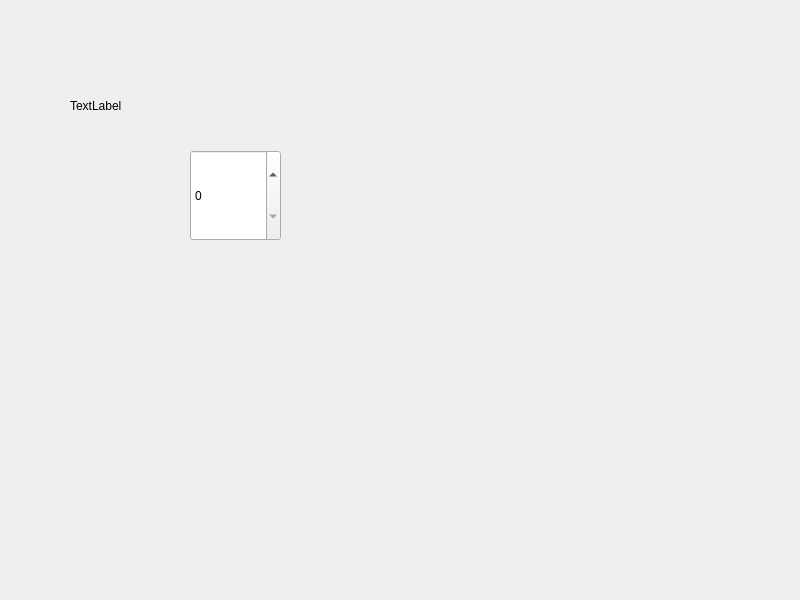
Above: mainwindow.ui from trumpetkern27/Weather before the change. Below: the same form after it.
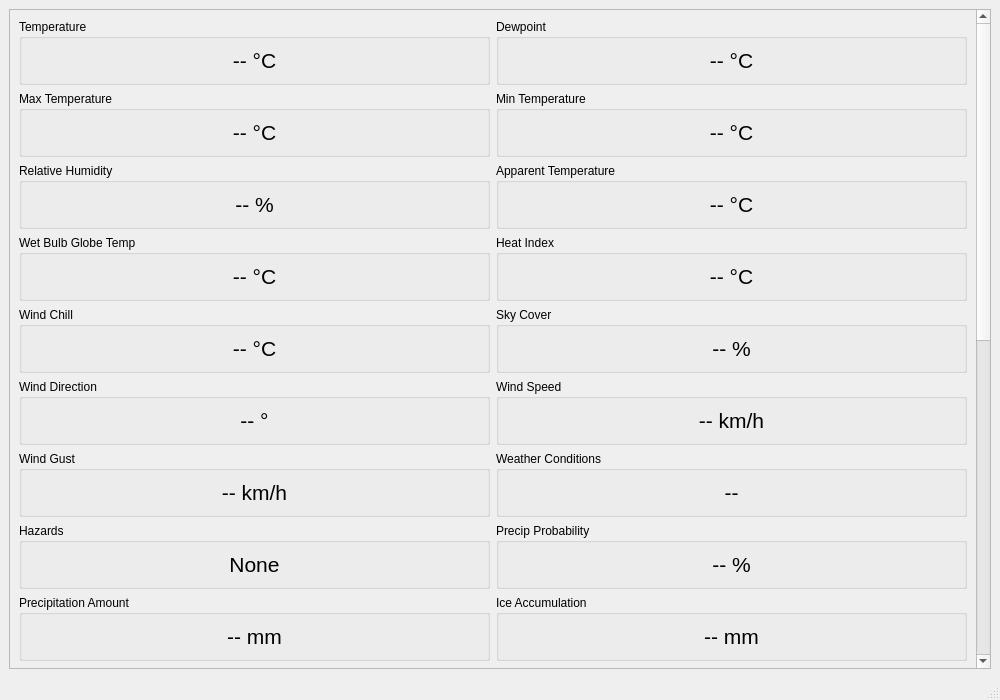
That is the form after the change.

Commit message: main window added, settings window added

```diff
--- a/mainwindow.ui
+++ b/mainwindow.ui
@@ -6,38 +6,880 @@
    <rect>
     <x>0</x>
     <y>0</y>
-    <width>800</width>
-    <height>600</height>
+    <width>1000</width>
+    <height>700</height>
    </rect>
   </property>
   <property name="windowTitle">
    <string>MainWindow</string>
   </property>
   <widget class="QWidget" name="centralwidget">
-   <widget class="QLabel" name="label">
-    <property name="geometry">
-     <rect>
-      <x>70</x>
-      <y>90</y>
-      <width>101</width>
-      <height>31</height>
-     </rect>
-    </property>
-    <property name="text">
-     <string>TextLabel</string>
-    </property>
-   </widget>
-   <widget class="QSpinBox" name="spinBox">
-    <property name="geometry">
-     <rect>
-      <x>190</x>
-      <y>150</y>
-      <width>91</width>
-      <height>91</height>
-     </rect>
-    </property>
-   </widget>
+   <layout class="QVBoxLayout" name="mainVerticalLayout">
+    <item>
+     <widget class="QScrollArea" name="scrollArea">
+      <property name="enabled">
+       <bool>true</bool>
+      </property>
+      <property name="widgetResizable">
+       <bool>true</bool>
+      </property>
+      <widget class="QWidget" name="scrollAreaWidgetContents">
+       <property name="geometry">
+        <rect>
+         <x>0</x>
+         <y>0</y>
+         <width>966</width>
+         <height>1398</height>
+        </rect>
+       </property>
+       <layout class="QGridLayout" name="gridLayout">
+        <item row="0" column="0">
+         <widget class="QGroupBox" name="groupBoxTemperature">
+          <property name="title">
+           <string>Temperature</string>
+          </property>
+          <layout class="QVBoxLayout" name="layoutTemperature">
+           <item>
+            <widget class="QLabel" name="labelTemperature">
+             <property name="font">
+              <font>
+               <pointsize>16</pointsize>
+              </font>
+             </property>
+             <property name="text">
+              <string>-- °C</string>
+             </property>
+             <property name="alignment">
+              <set>Qt::AlignmentFlag::AlignCenter</set>
+             </property>
+            </widget>
+           </item>
+          </layout>
+         </widget>
+        </item>
+        <item row="0" column="1">
+         <widget class="QGroupBox" name="groupBoxDewpoint">
+          <property name="title">
+           <string>Dewpoint</string>
+          </property>
+          <layout class="QVBoxLayout" name="layoutDewpoint">
+           <item>
+            <widget class="QLabel" name="labelDewpoint">
+             <property name="font">
+              <font>
+               <pointsize>16</pointsize>
+              </font>
+             </property>
+             <property name="text">
+              <string>-- °C</string>
+             </property>
+             <property name="alignment">
+              <set>Qt::AlignmentFlag::AlignCenter</set>
+             </property>
+            </widget>
+           </item>
+          </layout>
+         </widget>
+        </item>
+        <item row="1" column="0">
+         <widget class="QGroupBox" name="groupBoxMaxTemperature">
+          <property name="title">
+           <string>Max Temperature</string>
+          </property>
+          <layout class="QVBoxLayout" name="layoutMaxTemperature">
+           <item>
+            <widget class="QLabel" name="labelMaxTemperature">
+             <property name="font">
+              <font>
+               <pointsize>16</pointsize>
+              </font>
+             </property>
+             <property name="text">
+              <string>-- °C</string>
+             </property>
+             <property name="alignment">
+              <set>Qt::AlignmentFlag::AlignCenter</set>
+             </property>
+            </widget>
+           </item>
+          </layout>
+         </widget>
+        </item>
+        <item row="1" column="1">
+         <widget class="QGroupBox" name="groupBoxMinTemperature">
+          <property name="title">
+           <string>Min Temperature</string>
+          </property>
+          <layout class="QVBoxLayout" name="layoutMinTemperature">
+           <item>
+            <widget class="QLabel" name="labelMinTemperature">
+             <property name="font">
+              <font>
+               <pointsize>16</pointsize>
+              </font>
+             </property>
+             <property name="text">
+              <string>-- °C</string>
+             </property>
+             <property name="alignment">
+              <set>Qt::AlignmentFlag::AlignCenter</set>
+             </property>
+            </widget>
+           </item>
+          </layout>
+         </widget>
+        </item>
+        <item row="2" column="0">
+         <widget class="QGroupBox" name="groupBoxRelativeHumidity">
+          <property name="title">
+           <string>Relative Humidity</string>
+          </property>
+          <layout class="QVBoxLayout" name="layoutRelativeHumidity">
+           <item>
+            <widget class="QLabel" name="labelRelativeHumidity">
+             <property name="font">
+              <font>
+               <pointsize>16</pointsize>
+              </font>
+             </property>
+             <property name="text">
+              <string>-- %</string>
+             </property>
+             <property name="alignment">
+              <set>Qt::AlignmentFlag::AlignCenter</set>
+             </property>
+            </widget>
+           </item>
+          </layout>
+         </widget>
+        </item>
+        <item row="2" column="1">
+         <widget class="QGroupBox" name="groupBoxApparentTemperature">
+          <property name="title">
+           <string>Apparent Temperature</string>
+          </property>
+          <layout class="QVBoxLayout" name="layoutApparentTemperature">
+           <item>
+            <widget class="QLabel" name="labelApparentTemperature">
+             <property name="font">
+              <font>
+               <pointsize>16</pointsize>
+              </font>
+             </property>
+             <property name="text">
+              <string>-- °C</string>
+             </property>
+             <property name="alignment">
+              <set>Qt::AlignmentFlag::AlignCenter</set>
+             </property>
+            </widget>
+           </item>
+          </layout>
+         </widget>
+        </item>
+        <item row="3" column="0">
+         <widget class="QGroupBox" name="groupBoxWetBulbGlobeTemperature">
+          <property name="title">
+           <string>Wet Bulb Globe Temp</string>
+          </property>
+          <layout class="QVBoxLayout" name="layoutWetBulbGlobeTemperature">
+           <item>
+            <widget class="QLabel" name="labelWetBulbGlobeTemperature">
+             <property name="font">
+              <font>
+               <pointsize>16</pointsize>
+              </font>
+             </property>
+             <property name="text">
+              <string>-- °C</string>
+             </property>
+             <property name="alignment">
+              <set>Qt::AlignmentFlag::AlignCenter</set>
+             </property>
+            </widget>
+           </item>
+          </layout>
+         </widget>
+        </item>
+        <item row="3" column="1">
+         <widget class="QGroupBox" name="groupBoxHeatIndex">
+          <property name="title">
+           <string>Heat Index</string>
+          </property>
+          <layout class="QVBoxLayout" name="layoutHeatIndex">
+           <item>
+            <widget class="QLabel" name="labelHeatIndex">
+             <property name="font">
+              <font>
+               <pointsize>16</pointsize>
+              </font>
+             </property>
+             <property name="text">
+              <string>-- °C</string>
+             </property>
+             <property name="alignment">
+              <set>Qt::AlignmentFlag::AlignCenter</set>
+             </property>
+            </widget>
+           </item>
+          </layout>
+         </widget>
+        </item>
+        <item row="4" column="0">
+         <widget class="QGroupBox" name="groupBoxWindChill">
+          <property name="title">
+           <string>Wind Chill</string>
+          </property>
+          <layout class="QVBoxLayout" name="layoutWindChill">
+           <item>
+            <widget class="QLabel" name="labelWindChill">
+             <property name="font">
+              <font>
+               <pointsize>16</pointsize>
+              </font>
+             </property>
+             <property name="text">
+              <string>-- °C</string>
+             </property>
+             <property name="alignment">
+              <set>Qt::AlignmentFlag::AlignCenter</set>
+             </property>
+            </widget>
+           </item>
+          </layout>
+         </widget>
+        </item>
+        <item row="4" column="1">
+         <widget class="QGroupBox" name="groupBoxSkyCover">
+          <property name="title">
+           <string>Sky Cover</string>
+          </property>
+          <layout class="QVBoxLayout" name="layoutSkyCover">
+           <item>
+            <widget class="QLabel" name="labelSkyCover">
+             <property name="font">
+              <font>
+               <pointsize>16</pointsize>
+              </font>
+             </property>
+             <property name="text">
+              <string>-- %</string>
+             </property>
+             <property name="alignment">
+              <set>Qt::AlignmentFlag::AlignCenter</set>
+             </property>
+            </widget>
+           </item>
+          </layout>
+         </widget>
+        </item>
+        <item row="5" column="0">
+         <widget class="QGroupBox" name="groupBoxWindDirection">
+          <property name="title">
+           <string>Wind Direction</string>
+          </property>
+          <layout class="QVBoxLayout" name="layoutWindDirection">
+           <item>
+            <widget class="QLabel" name="labelWindDirection">
+             <property name="font">
+              <font>
+               <pointsize>16</pointsize>
+              </font>
+             </property>
+             <property name="text">
+              <string>-- °</string>
+             </property>
+             <property name="alignment">
+              <set>Qt::AlignmentFlag::AlignCenter</set>
+             </property>
+            </widget>
+           </item>
+          </layout>
+         </widget>
+        </item>
+        <item row="5" column="1">
+         <widget class="QGroupBox" name="groupBoxWindSpeed">
+          <property name="title">
+           <string>Wind Speed</string>
+          </property>
+          <layout class="QVBoxLayout" name="layoutWindSpeed">
+           <item>
+            <widget class="QLabel" name="labelWindSpeed">
+             <property name="font">
+              <font>
+               <pointsize>16</pointsize>
+              </font>
+             </property>
+             <property name="text">
+              <string>-- km/h</string>
+             </property>
+             <property name="alignment">
+              <set>Qt::AlignmentFlag::AlignCenter</set>
+             </property>
+            </widget>
+           </item>
+          </layout>
+         </widget>
+        </item>
+        <item row="6" column="0">
+         <widget class="QGroupBox" name="groupBoxWindGust">
+          <property name="title">
+           <string>Wind Gust</string>
+          </property>
+          <layout class="QVBoxLayout" name="layoutWindGust">
+           <item>
+            <widget class="QLabel" name="labelWindGust">
+             <property name="font">
+              <font>
+               <pointsize>16</pointsize>
+              </font>
+             </property>
+             <property name="text">
+              <string>-- km/h</string>
+             </property>
+             <property name="alignment">
+              <set>Qt::AlignmentFlag::AlignCenter</set>
+             </property>
+            </widget>
+           </item>
+          </layout>
+         </widget>
+        </item>
+        <item row="6" column="1">
+         <widget class="QGroupBox" name="groupBoxWeather">
+          <property name="title">
+           <string>Weather Conditions</string>
+          </property>
+          <layout class="QVBoxLayout" name="layoutWeather">
+           <item>
+            <widget class="QLabel" name="labelWeather">
+             <property name="font">
+              <font>
+               <pointsize>16</pointsize>
+              </font>
+             </property>
+             <property name="text">
+              <string>--</string>
+             </property>
+             <property name="alignment">
+              <set>Qt::AlignmentFlag::AlignCenter</set>
+             </property>
+            </widget>
+           </item>
+          </layout>
+         </widget>
+        </item>
+        <item row="7" column="0">
+         <widget class="QGroupBox" name="groupBoxHazards">
+          <property name="title">
+           <string>Hazards</string>
+          </property>
+          <layout class="QVBoxLayout" name="layoutHazards">
+           <item>
+            <widget class="QLabel" name="labelHazards">
+             <property name="font">
+              <font>
+               <pointsize>16</pointsize>
+              </font>
+             </property>
+             <property name="text">
+              <string>None</string>
+             </property>
+             <property name="alignment">
+              <set>Qt::AlignmentFlag::AlignCenter</set>
+             </property>
+            </widget>
+           </item>
+          </layout>
+         </widget>
+        </item>
+        <item row="7" column="1">
+         <widget class="QGroupBox" name="groupBoxProbabilityOfPrecipitation">
+          <property name="title">
+           <string>Precip Probability</string>
+          </property>
+          <layout class="QVBoxLayout" name="layoutProbabilityOfPrecipitation">
+           <item>
+            <widget class="QLabel" name="labelProbabilityOfPrecipitation">
+             <property name="font">
+              <font>
+               <pointsize>16</pointsize>
+              </font>
+             </property>
+             <property name="text">
+              <string>-- %</string>
+             </property>
+             <property name="alignment">
+              <set>Qt::AlignmentFlag::AlignCenter</set>
+             </property>
+            </widget>
+           </item>
+          </layout>
+         </widget>
+        </item>
+        <item row="8" column="0">
+         <widget class="QGroupBox" name="groupBoxQuantitativePrecipitation">
+          <property name="title">
+           <string>Precipitation Amount</string>
+          </property>
+          <layout class="QVBoxLayout" name="layoutQuantitativePrecipitation">
+           <item>
+            <widget class="QLabel" name="labelQuantitativePrecipitation">
+             <property name="font">
+              <font>
+               <pointsize>16</pointsize>
+              </font>
+             </property>
+             <property name="text">
+              <string>-- mm</string>
+             </property>
+             <property name="alignment">
+              <set>Qt::AlignmentFlag::AlignCenter</set>
+             </property>
+            </widget>
+           </item>
+          </layout>
+         </widget>
+        </item>
+        <item row="8" column="1">
+         <widget class="QGroupBox" name="groupBoxIceAccumulation">
+          <property name="title">
+           <string>Ice Accumulation</string>
+          </property>
+          <layout class="QVBoxLayout" name="layoutIceAccumulation">
+           <item>
+            <widget class="QLabel" name="labelIceAccumulation">
+             <property name="font">
+              <font>
+               <pointsize>16</pointsize>
+              </font>
+             </property>
+             <property name="text">
+              <string>-- mm</string>
+             </property>
+             <property name="alignment">
+              <set>Qt::AlignmentFlag::AlignCenter</set>
+             </property>
+            </widget>
+           </item>
+          </layout>
+         </widget>
+        </item>
+        <item row="9" column="0">
+         <widget class="QGroupBox" name="groupBoxSnowfallAmount">
+          <property name="title">
+           <string>Snowfall Amount</string>
+          </property>
+          <layout class="QVBoxLayout" name="layoutSnowfallAmount">
+           <item>
+            <widget class="QLabel" name="labelSnowfallAmount">
+             <property name="font">
+              <font>
+               <pointsize>16</pointsize>
+              </font>
+             </property>
+             <property name="text">
+              <string>-- mm</string>
+             </property>
+             <property name="alignment">
+              <set>Qt::AlignmentFlag::AlignCenter</set>
+             </property>
+            </widget>
+           </item>
+          </layout>
+         </widget>
+        </item>
+        <item row="9" column="1">
+         <widget class="QGroupBox" name="groupBoxSnowLevel">
+          <property name="title">
+           <string>Snow Level</string>
+          </property>
+          <layout class="QVBoxLayout" name="layoutSnowLevel">
+           <item>
+            <widget class="QLabel" name="labelSnowLevel">
+             <property name="font">
+              <font>
+               <pointsize>16</pointsize>
+              </font>
+             </property>
+             <property name="text">
+              <string>-- m</string>
+             </property>
+             <property name="alignment">
+              <set>Qt::AlignmentFlag::AlignCenter</set>
+             </property>
+            </widget>
+           </item>
+          </layout>
+         </widget>
+        </item>
+        <item row="10" column="0">
+         <widget class="QGroupBox" name="groupBoxCeilingHeight">
+          <property name="title">
+           <string>Ceiling Height</string>
+          </property>
+          <layout class="QVBoxLayout" name="layoutCeilingHeight">
+           <item>
+            <widget class="QLabel" name="labelCeilingHeight">
+             <property name="font">
+              <font>
+               <pointsize>16</pointsize>
+              </font>
+             </property>
+             <property name="text">
+              <string>-- m</string>
+             </property>
+             <property name="alignment">
+              <set>Qt::AlignmentFlag::AlignCenter</set>
+             </property>
+            </widget>
+           </item>
+          </layout>
+         </widget>
+        </item>
+        <item row="10" column="1">
+         <widget class="QGroupBox" name="groupBoxVisibility">
+          <property name="title">
+           <string>Visibility</string>
+          </property>
+          <layout class="QVBoxLayout" name="layoutVisibility">
+           <item>
+            <widget class="QLabel" name="labelVisibility">
+             <property name="font">
+              <font>
+               <pointsize>16</pointsize>
+              </font>
+             </property>
+             <property name="text">
+              <string>-- m</string>
+             </property>
+             <property name="alignment">
+              <set>Qt::AlignmentFlag::AlignCenter</set>
+             </property>
+            </widget>
+           </item>
+          </layout>
+         </widget>
+        </item>
+        <item row="11" column="0">
+         <widget class="QGroupBox" name="groupBoxTransportWindSpeed">
+          <property name="title">
+           <string>Transport Wind Speed</string>
+          </property>
+          <layout class="QVBoxLayout" name="layoutTransportWindSpeed">
+           <item>
+            <widget class="QLabel" name="labelTransportWindSpeed">
+             <property name="font">
+              <font>
+               <pointsize>16</pointsize>
+              </font>
+             </property>
+             <property name="text">
+              <string>-- km/h</string>
+             </property>
+             <property name="alignment">
+              <set>Qt::AlignmentFlag::AlignCenter</set>
+             </property>
+            </widget>
+           </item>
+          </layout>
+         </widget>
+        </item>
+        <item row="11" column="1">
+         <widget class="QGroupBox" name="groupBoxTransportWindDirection">
+          <property name="title">
+           <string>Transport Wind Direction</string>
+          </property>
+          <layout class="QVBoxLayout" name="layoutTransportWindDirection">
+           <item>
+            <widget class="QLabel" name="labelTransportWindDirection">
+             <property name="font">
+              <font>
+               <pointsize>16</pointsize>
+              </font>
+             </property>
+             <property name="text">
+              <string>-- °</string>
+             </property>
+             <property name="alignment">
+              <set>Qt::AlignmentFlag::AlignCenter</set>
+             </property>
+            </widget>
+           </item>
+          </layout>
+         </widget>
+        </item>
+        <item row="12" column="0">
+         <widget class="QGroupBox" name="groupBoxMixingHeight">
+          <property name="title">
+           <string>Mixing Height</string>
+          </property>
+          <layout class="QVBoxLayout" name="layoutMixingHeight">
+           <item>
+            <widget class="QLabel" name="labelMixingHeight">
+             <property name="font">
+              <font>
+               <pointsize>16</pointsize>
+              </font>
+             </property>
+             <property name="text">
+              <string>-- m</string>
+             </property>
+             <property name="alignment">
+              <set>Qt::AlignmentFlag::AlignCenter</set>
+             </property>
+            </widget>
+           </item>
+          </layout>
+         </widget>
+        </item>
+        <item row="12" column="1">
+         <widget class="QGroupBox" name="groupBoxHainesIndex">
+          <property name="title">
+           <string>Haines Index</string>
+          </property>
+          <layout class="QVBoxLayout" name="layoutHainesIndex">
+           <item>
+            <widget class="QLabel" name="labelHainesIndex">
+             <property name="font">
+              <font>
+               <pointsize>16</pointsize>
+              </font>
+             </property>
+             <property name="text">
+              <string>--</string>
+             </property>
+             <property name="alignment">
+              <set>Qt::AlignmentFlag::AlignCenter</set>
+             </property>
+            </widget>
+           </item>
+          </layout>
+         </widget>
+        </item>
+        <item row="13" column="0">
+         <widget class="QGroupBox" name="groupBoxLightningActivityLevel">
+          <property name="title">
+           <string>Lightning Activity</string>
+          </property>
+          <layout class="QVBoxLayout" name="layoutLightningActivityLevel">
+           <item>
+            <widget class="QLabel" name="labelLightningActivityLevel">
+             <property name="font">
+              <font>
+               <pointsize>16</pointsize>
+              </font>
+             </property>
+             <property name="text">
+              <string>--</string>
+             </property>
+             <property name="alignment">
+              <set>Qt::AlignmentFlag::AlignCenter</set>
+             </property>
+            </widget>
+           </item>
+          </layout>
+         </widget>
+        </item>
+        <item row="13" column="1">
+         <widget class="QGroupBox" name="groupBoxTwentyFootWindSpeed">
+          <property name="title">
+           <string>20-Foot Wind Speed</string>
+          </property>
+          <layout class="QVBoxLayout" name="layoutTwentyFootWindSpeed">
+           <item>
+            <widget class="QLabel" name="labelTwentyFootWindSpeed">
+             <property name="font">
+              <font>
+               <pointsize>16</pointsize>
+              </font>
+             </property>
+             <property name="text">
+              <string>-- km/h</string>
+             </property>
+             <property name="alignment">
+              <set>Qt::AlignmentFlag::AlignCenter</set>
+             </property>
+            </widget>
+           </item>
+          </layout>
+         </widget>
+        </item>
+        <item row="14" column="0">
+         <widget class="QGroupBox" name="groupBoxTwentyFootWindDirection">
+          <property name="title">
+           <string>20-Foot Wind Direction</string>
+          </property>
+          <layout class="QVBoxLayout" name="layoutTwentyFootWindDirection">
+           <item>
+            <widget class="QLabel" name="labelTwentyFootWindDirection">
+             <property name="font">
+              <font>
+               <pointsize>16</pointsize>
+              </font>
+             </property>
+             <property name="text">
+              <string>-- °</string>
+             </property>
+             <property name="alignment">
+              <set>Qt::AlignmentFlag::AlignCenter</set>
+             </property>
+            </widget>
+           </item>
+          </layout>
+         </widget>
+        </item>
+        <item row="14" column="1">
+         <widget class="QGroupBox" name="groupBoxWaveHeight">
+          <property name="title">
+           <string>Wave Height</string>
+          </property>
+          <layout class="QVBoxLayout" name="layoutWaveHeight">
+           <item>
+            <widget class="QLabel" name="labelWaveHeight">
+             <property name="font">
+              <font>
+               <pointsize>16</pointsize>
+              </font>
+             </property>
+             <property name="text">
+              <string>-- m</string>
+             </property>
+             <property name="alignment">
+              <set>Qt::AlignmentFlag::AlignCenter</set>
+             </property>
+            </widget>
+           </item>
+          </layout>
+         </widget>
+        </item>
+        <item row="15" column="0">
+         <widget class="QGroupBox" name="groupBoxWavePeriod">
+          <property name="title">
+           <string>Wave Period</string>
+          </property>
+          <layout class="QVBoxLayout" name="layoutWavePeriod">
+           <item>
+            <widget class="QLabel" name="labelWavePeriod">
+             <property name="font">
+              <font>
+               <pointsize>16</pointsize>
+              </font>
+             </property>
+             <property name="text">
+              <string>-- s</string>
+             </property>
+             <property name="alignment">
+              <set>Qt::AlignmentFlag::AlignCenter</set>
+             </property>
+            </widget>
+           </item>
+          </layout>
+         </widget>
+        </item>
+        <item row="15" column="1">
+         <widget class="QGroupBox" name="groupBoxWaveDirection">
+          <property name="title">
+           <string>Wave Direction</string>
+          </property>
+          <layout class="QVBoxLayout" name="layoutWaveDirection">
+           <item>
+            <widget class="QLabel" name="labelWaveDirection">
+             <property name="font">
+              <font>
+               <pointsize>16</pointsize>
+              </font>
+             </property>
+             <property name="text">
+              <string>-- °</string>
+             </property>
+             <property name="alignment">
+              <set>Qt::AlignmentFlag::AlignCenter</set>
+             </property>
+            </widget>
+           </item>
+          </layout>
+         </widget>
+        </item>
+        <item row="16" column="0">
+         <widget class="QGroupBox" name="groupBoxProbabilityOfThunder">
+          <property name="title">
+           <string>Thunder Probability</string>
+          </property>
+          <layout class="QVBoxLayout" name="layoutProbabilityOfThunder">
+           <item>
+            <widget class="QLabel" name="labelProbabilityOfThunder">
+             <property name="font">
+              <font>
+               <pointsize>16</pointsize>
+              </font>
+             </property>
+             <property name="text">
+              <string>-- %</string>
+             </property>
+             <property name="alignment">
+              <set>Qt::AlignmentFlag::AlignCenter</set>
+             </property>
+            </widget>
+           </item>
+          </layout>
+         </widget>
+        </item>
+        <item row="16" column="1">
+         <widget class="QGroupBox" name="groupBoxAtmosphericDispersionIndex">
+          <property name="title">
+           <string>Atmospheric Dispersion</string>
+          </property>
+          <layout class="QVBoxLayout" name="layoutAtmosphericDispersionIndex">
+           <item>
+            <widget class="QLabel" name="labelAtmosphericDispersionIndex">
+             <property name="font">
+              <font>
+               <pointsize>16</pointsize>
+              </font>
+             </property>
+             <property name="text">
+              <string>--</string>
+             </property>
+             <property name="alignment">
+              <set>Qt::AlignmentFlag::AlignCenter</set>
+             </property>
+            </widget>
+           </item>
+          </layout>
+         </widget>
+        </item>
+        <item row="17" column="0">
+         <widget class="QGroupBox" name="groupBoxLowVisibilityOccurrenceRiskIndex">
+          <property name="title">
+           <string>Low Visibility Risk</string>
+          </property>
+          <layout class="QVBoxLayout" name="layoutLowVisibilityOccurrenceRiskIndex">
+           <item>
+            <widget class="QLabel" name="labelLowVisibilityOccurrenceRiskIndex">
+             <property name="font">
+              <font>
+               <pointsize>16</pointsize>
+              </font>
+             </property>
+             <property name="text">
+              <string>--</string>
+             </property>
+             <property name="alignment">
+              <set>Qt::AlignmentFlag::AlignCenter</set>
+             </property>
+            </widget>
+           </item>
+          </layout>
+         </widget>
+        </item>
+       </layout>
+      </widget>
+     </widget>
+    </item>
+   </layout>
   </widget>
+  <widget class="QStatusBar" name="statusbar"/>
  </widget>
  <resources/>
  <connections/>
```
Left out of the diff: 2 changed lines with no effect on the pictures. The commit also changes 19 other files.
